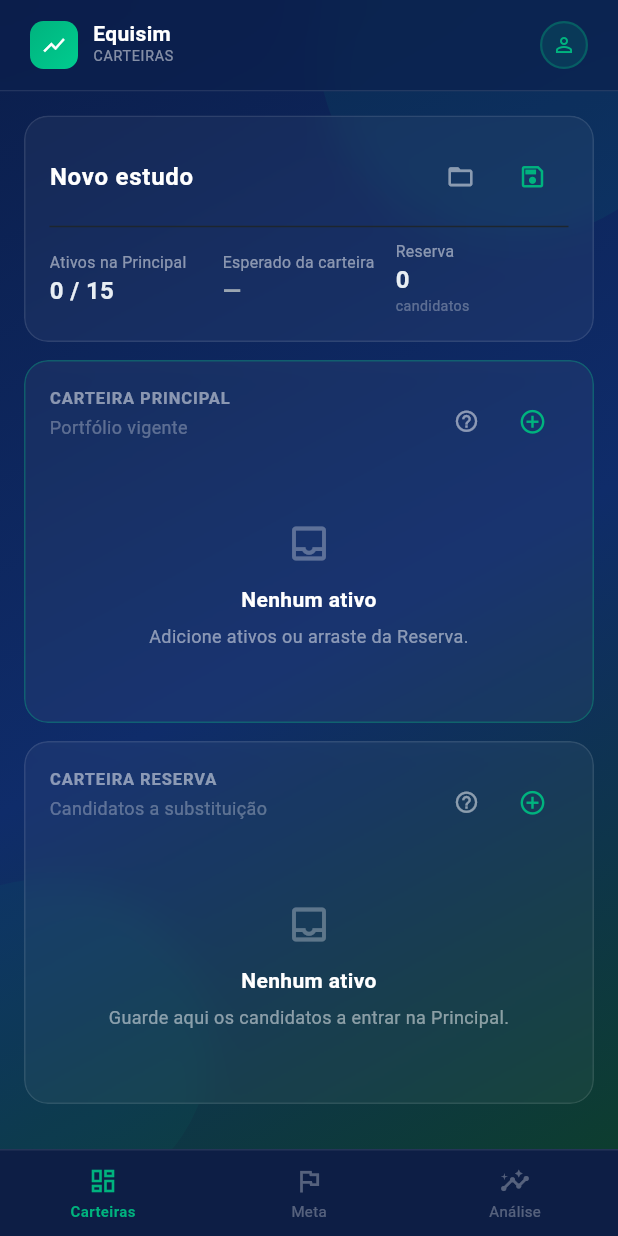
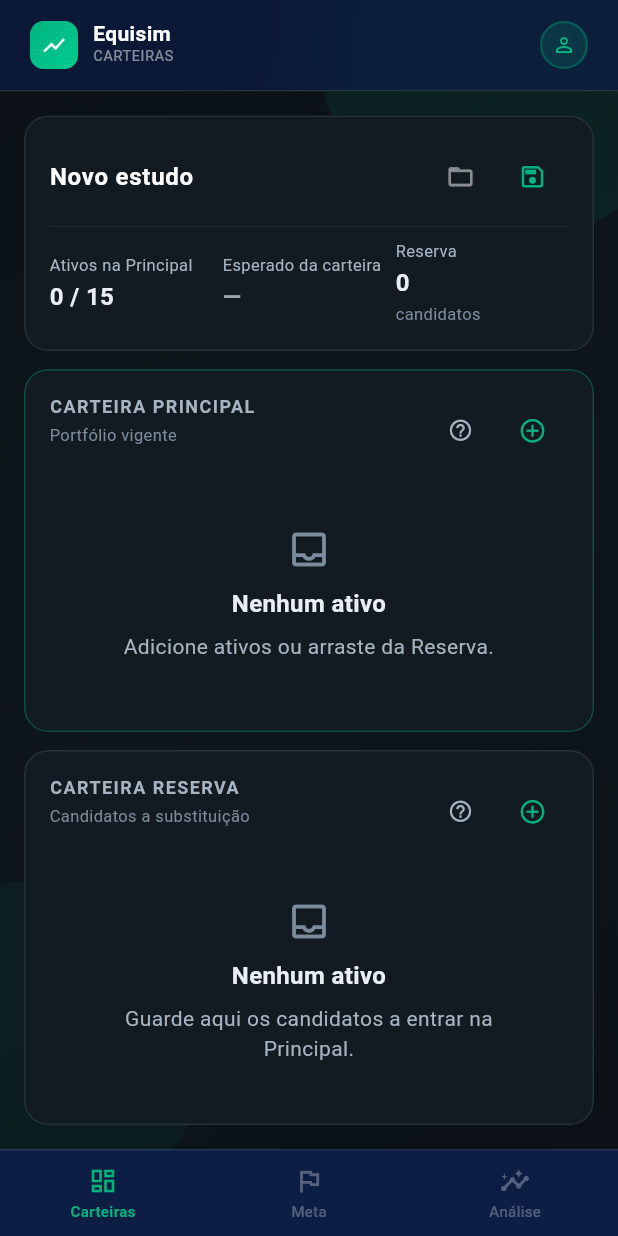
Before and after one commit to tavinskrt/equisim, a Flutter app: the AppShell screen opened directly, on a phone screen of 412 x 824 dp. Run offline on Flutter 3.47's test engine with Material 3 defaults, Android fonts, the phone set to English and light mode, and no system bars; our stand-ins replace cloud_firestore, dio, drift, drift_flutter, firebase_auth, firebase_core and 5 more; missing offline and left inert: dart:js_interop, flutter_math_fork; accounts and stored records are empty; generated files the repository leaves out were written again; network calls fail.

Commit message:
Onda 3 finalizada

```diff
--- a/lib/presentation/shared/ui_kit.dart
+++ b/lib/presentation/shared/ui_kit.dart
@@ -3,20 +3,21 @@ import 'dart:ui';
 import 'package:flutter/material.dart';
 import 'package:intl/intl.dart';
 
-import '../../utils/app_colors.dart';
 import '../components/fin_amount.dart';
 import '../theme/fin_colors.dart';
+import '../theme/fin_space.dart';
 import '../theme/fin_theme.dart';
 
 /// Formatadores compartilhados.
 abstract final class Fmt {
   /// Moeda em pt-BR por extenso: `R$ 1.234,56`.
-  static final currency =
-      NumberFormat.currency(locale: 'pt_BR', symbol: r'R$');
+  static final currency = NumberFormat.currency(locale: 'pt_BR', symbol: r'R$');
 
   /// Moeda abreviada: `R$ 1,2 mi`. Para eixo de gráfico e espaço estreito.
-  static final compactCurrency =
-      NumberFormat.compactCurrency(locale: 'pt_BR', symbol: r'R$');
+  static final compactCurrency = NumberFormat.compactCurrency(
+    locale: 'pt_BR',
+    symbol: r'R$',
+  );
 
   /// Data por extenso: `31/12/2026`.
   static final date = DateFormat('dd/MM/yyyy');
@@ -59,7 +60,11 @@ abstract final class Fmt {
   /// Valor não finito vira `—`: `NumberFormat` não lança nesse caso, ele
   /// devolve `NaN` ou `∞`, e exibir isso ao investidor é pior que admitir a
   /// ausência do dado.
-  static String percent(double fraction, {int decimals = 2, bool signed = false}) {
+  static String percent(
+    double fraction, {
+    int decimals = 2,
+    bool signed = false,
+  }) {
     final value = fraction * 100;
     if (!value.isFinite) return '—';
     final sign = signed && value > 0 ? '+' : '';
@@ -73,8 +78,9 @@ abstract final class Fmt {
 
 /// Cartão translúcido — a linguagem visual herdada do projeto anterior.
 ///
-/// O efeito de vidro depende de o fundo atrás ser o gradiente de
-/// [ScreenBackground]: sobre cor chapada o desfoque não tem o que borrar.
+/// O efeito de vidro depende de haver variação atrás: sobre cor perfeitamente
+/// chapada o desfoque não tem o que borrar. É [ScreenBackground] que fornece
+/// essa variação.
 class GlassCard extends StatelessWidget {
   /// Conteúdo do cartão.
   final Widget child;
@@ -82,39 +88,45 @@ class GlassCard extends StatelessWidget {
   /// Espaçamento interno.
   final EdgeInsetsGeometry padding;
 
-  /// Tema corrente. Recebido por parâmetro, não lido do contexto, para manter
-  /// o kit testável fora de uma árvore de tema completa.
-  final bool isLight;
-
-  /// Contorno alternativo, para destacar estado. Sem ele, usa
-  /// `AppColors.surfaceBorder`.
+  /// Contorno alternativo, para destacar estado. Sem ele, usa a borda padrão
+  /// da paleta.
   final Color? borderColor;
 
   /// Declara o cartão.
   const GlassCard({
     super.key,
     required this.child,
-    required this.isLight,
-    this.padding = const EdgeInsets.all(16),
+    this.padding = FinSpace.cardPadding,
     this.borderColor,
   });
 
   @override
   Widget build(BuildContext context) {
-    return ClipRRect(
+    final c = context.fin;
+
+    // `RepaintBoundary` aqui, e nao no ponto de uso, porque a garantia precisa
+    // ser LOCAL ao componente.
+    //
+    // `ListView` ja envolve os filhos DIRETOS em fronteira de repintura
+    // (`addRepaintBoundaries` e `true` por padrao), mas um cartao aninhado --
+    // como os de dentro de `_ComparisonBody`, na tela de backtest -- fica sob
+    // a fronteira do irmao mais externo e repinta junto com ele. Sem isto,
+    // rolar a tela reprocessa o desfoque de seis ou sete cartoes por quadro,
+    // e o alvo web deste projeto e onde mais custa.
+    return RepaintBoundary(
+      child: ClipRRect(
         borderRadius: BorderRadius.circular(16),
         child: BackdropFilter(
           filter: ImageFilter.blur(sigmaX: 12, sigmaY: 12),
           child: Container(
             padding: padding,
             decoration: BoxDecoration(
-            color: AppColors.surface(isLight),
+              color: c.surface,
               borderRadius: BorderRadius.circular(16),
-            border: Border.all(
-              color: borderColor ?? AppColors.surfaceBorder(isLight),
-            ),
+              border: Border.all(color: borderColor ?? c.border),
             ),
             child: child,
+          ),
         ),
       ),
     );
@@ -133,20 +145,19 @@ class SectionHeader extends StatelessWidget {
   /// Widget alinhado à direita — tipicamente um botão ou um [HintIcon].
   final Widget? trailing;
 
-  /// Tema corrente.
-  final bool isLight;
-
   /// Declara o cabeçalho.
   const SectionHeader({
     super.key,
     required this.title,
-    required this.isLight,
     this.subtitle,
     this.trailing,
   });
 
   @override
   Widget build(BuildContext context) {
+    final c = context.fin;
+    final t = context.finType;
+
     return Row(
       crossAxisAlignment: CrossAxisAlignment.start,
       children: [
@@ -156,21 +167,13 @@ class SectionHeader extends StatelessWidget {
             children: [
               Text(
                 title.toUpperCase(),
-                style: TextStyle(
-                  fontSize: 11,
-                  fontWeight: FontWeight.bold,
-                  letterSpacing: 0.6,
-                  color: AppColors.textSecondary(isLight),
-                ),
+                style: t.label.copyWith(color: c.textSecondary),
               ),
               if (subtitle != null) ...[
-                const SizedBox(height: 3),
+                const Gap.xs(),
                 Text(
                   subtitle!,
-                  style: TextStyle(
-                    fontSize: 12,
-                    color: AppColors.textMuted(isLight),
-                  ),
+                  style: t.caption.copyWith(color: c.textTertiary),
                 ),
               ],
             ],
@@ -201,50 +204,37 @@ class MetricTile extends StatelessWidget {
   /// reprovado em contraste, chegava a todo número positivo da interface.
   final FinTrend trend;
 
-  /// Tema corrente.
-  final bool isLight;
-
   /// Declara o bloco de métrica.
   const MetricTile({
     super.key,
     required this.label,
     required this.value,
-    required this.isLight,
     this.hint,
     this.trend = FinTrend.neutral,
   });
 
   @override
   Widget build(BuildContext context) {
+    final c = context.fin;
+    final t = context.finType;
+
     return Column(
       crossAxisAlignment: CrossAxisAlignment.start,
       mainAxisSize: MainAxisSize.min,
       children: [
-        Text(
-          label,
-          style: TextStyle(
-            fontSize: 10.5,
-            color: AppColors.textSecondary(isLight),
-          ),
-        ),
-        const SizedBox(height: 2),
+        Text(label, style: t.caption.copyWith(color: c.textSecondary)),
+        const Gap.xs(),
         // O valor passa por `FinAmount`: é o que garante cifra tabular, de modo
         // que a vírgula decimal não dança de uma métrica para a outra.
         FinAmount(
           text: value,
-          style: context.finType.numMd,
+          style: t.numMd,
           trend: trend,
           align: TextAlign.left,
         ),
         if (hint != null) ...[
-          const SizedBox(height: 1),
-          Text(
-            hint!,
-            style: TextStyle(
-              fontSize: 9.5,
-              color: AppColors.textMuted(isLight),
-            ),
-          ),
+          const Gap.xs(),
+          Text(hint!, style: t.caption.copyWith(color: c.textTertiary)),
         ],
       ],
     );
@@ -263,44 +253,45 @@ class NoticeBanner extends StatelessWidget {
   /// Ícone à esquerda.
   final IconData icon;
 
-  /// Cor do ícone e do contorno. Segue a semântica de [AppColors]:
-  /// `danger` para falha, `warning` para número que pede ressalva.
-  final Color color;
-
-  /// Tema corrente.
-  final bool isLight;
+  /// Direção do aviso, que escolhe a cor e o fundo tonal.
+  ///
+  /// Substituiu o antigo `color: Color`, cujo valor-padrão era um âmbar
+  /// (`#F59E0B`) que a paleta não conhecia — nem `warning` nem `warningDark`.
+  /// Era um literal que ninguém podia corrigir de um lugar só.
+  final FinTrend trend;
 
   /// Declara a faixa de aviso.
   const NoticeBanner({
     super.key,
     required this.message,
-    required this.isLight,
     this.icon = Icons.info_outline,
-    this.color = const Color(0xFFF59E0B),
+    this.trend = FinTrend.caution,
   });
 
   @override
   Widget build(BuildContext context) {
+    final c = context.fin;
+    final accent = c.forTrend(trend);
+
     return Container(
-      padding: const EdgeInsets.symmetric(horizontal: 12, vertical: 10),
+      padding: const EdgeInsets.symmetric(
+        horizontal: FinSpace.md,
+        vertical: FinSpace.sm,
+      ),
       decoration: BoxDecoration(
-        color: color.withValues(alpha: 0.12),
+        color: c.surfaceForTrend(trend),
         borderRadius: BorderRadius.circular(10),
-        border: Border.all(color: color.withValues(alpha: 0.35)),
+        border: Border.all(color: accent.withValues(alpha: 0.35)),
       ),
       child: Row(
         crossAxisAlignment: CrossAxisAlignment.start,
         children: [
-          Icon(icon, size: 15, color: color),
-          const SizedBox(width: 8),
+          Icon(icon, size: 15, color: accent),
+          const Gap.sm(axis: Axis.horizontal),
           Expanded(
             child: Text(
               message,
-              style: TextStyle(
-                fontSize: 11.5,
-                height: 1.35,
-                color: AppColors.textPrimary(isLight),
-              ),
+              style: context.finType.bodySm.copyWith(color: c.textPrimary),
             ),
           ),
         ],
@@ -323,49 +314,40 @@ class EmptyState extends StatelessWidget {
   /// Ação sugerida — o botão que resolve o vazio.
   final Widget? action;
 
-  /// Tema corrente.
-  final bool isLight;
-
   /// Declara o estado vazio.
   const EmptyState({
     super.key,
     required this.icon,
     required this.title,
     required this.message,
-    required this.isLight,
     this.action,
   });
 
   @override
   Widget build(BuildContext context) {
+    final c = context.fin;
+    final t = context.finType;
+
     return Center(
       child: Padding(
-        padding: const EdgeInsets.all(28),
+        padding: const EdgeInsets.all(FinSpace.xl),
         child: Column(
           mainAxisSize: MainAxisSize.min,
           children: [
-            Icon(icon, size: 30, color: AppColors.textMuted(isLight)),
-            const SizedBox(height: 12),
+            Icon(icon, size: 30, color: c.textTertiary),
+            const Gap.md(),
             Text(
               title,
               textAlign: TextAlign.center,
-              style: TextStyle(
-                fontSize: 14,
-                fontWeight: FontWeight.bold,
-                color: AppColors.textPrimary(isLight),
+              style: t.titleSm.copyWith(color: c.textPrimary),
             ),
-            ),
-            const SizedBox(height: 6),
+            const Gap.sm(),
             Text(
               message,
               textAlign: TextAlign.center,
-              style: TextStyle(
-                fontSize: 12,
-                height: 1.4,
-                color: AppColors.textSecondary(isLight),
+              style: t.bodyMd.copyWith(color: c.textSecondary),
             ),
-            ),
-            if (action != null) ...[const SizedBox(height: 16), action!],
+            if (action != null) ...[const Gap.lg(), action!],
           ],
         ),
       ),
@@ -374,50 +356,55 @@ class EmptyState extends StatelessWidget {
 }
 
 /// Fundo padrão das telas, com os círculos decorativos da identidade visual.
+///
+/// O degradê agora percorre `canvas -> surfaceSunken -> canvas`, e não mais o
+/// azul-marinho ao verde-petróleo da paleta anterior. É uma atenuação
+/// deliberada: os dois tons já passam pelo teste de contraste, o que o par
+/// antigo não garantia, e o resultado é a variação mínima de que o
+/// [GlassCard] precisa para ter o que desfocar — sem o degradê competir com os
+/// números.
 class ScreenBackground extends StatelessWidget {
   /// Conteúdo da tela.
   final Widget child;
 
-  /// Tema corrente.
-  final bool isLight;
-
-  /// Declara o fundo. Envolva a tela inteira com ele: é o que dá a
-  /// [GlassCard] algo para desfocar.
-  const ScreenBackground({
-    super.key,
-    required this.child,
-    required this.isLight,
-  });
+  /// Declara o fundo. Envolva a tela inteira com ele.
+  const ScreenBackground({super.key, required this.child});
 
   @override
   Widget build(BuildContext context) {
-    return Container(
-      width: double.infinity,
-      height: double.infinity,
-      decoration: BoxDecoration(gradient: AppColors.backgroundGradient(isLight)),
+    final c = context.fin;
+
+    return DecoratedBox(
+      decoration: BoxDecoration(
+        gradient: LinearGradient(
+          begin: Alignment.topLeft,
+          end: Alignment.bottomRight,
+          colors: [c.canvas, c.surfaceSunken, c.canvas],
+          stops: const [0.0, 0.55, 1.0],
+        ),
+      ),
+      child: Stack(
+        children: [
+          // Os dois círculos não mudam com a rolagem nem com o conteúdo. Sem a
+          // fronteira, eles repintam a cada quadro junto com a lista.
+          RepaintBoundary(
+            child: SizedBox.expand(
               child: Stack(
                 children: [
                   Positioned(
                     top: -100,
                     right: -60,
-            child: Container(
-              width: 260,
-              height: 260,
-              decoration: BoxDecoration(
-                shape: BoxShape.circle,
-                color: AppColors.primary.withValues(alpha: 0.07),
-              ),
-            ),
+                    child: _Halo(color: c.brand.withValues(alpha: 0.07)),
                   ),
                   Positioned(
                     bottom: -40,
                     left: -80,
-            child: Container(
-              width: 220,
-              height: 220,
-              decoration: BoxDecoration(
-                shape: BoxShape.circle,
-                color: AppColors.primary.withValues(alpha: 0.05),
+                    child: _Halo(
+                      size: 220,
+                      color: c.brand.withValues(alpha: 0.05),
+                    ),
+                  ),
+                ],
               ),
             ),
           ),
@@ -426,6 +413,21 @@ class ScreenBackground extends StatelessWidget {
       ),
     );
   }
+}
+
+/// Círculo decorativo do fundo.
+class _Halo extends StatelessWidget {
+  final double size;
+  final Color color;
+
+  const _Halo({this.size = 260, required this.color});
+
+  @override
+  Widget build(BuildContext context) => Container(
+    width: size,
+    height: size,
+    decoration: BoxDecoration(shape: BoxShape.circle, color: color),
+  );
 }
 
 /// Verbete de glossário: o rótulo tal como aparece no cartão e o que ele diz.
@@ -456,15 +458,11 @@ class HintIcon extends StatelessWidget {
   /// Verbetes exibidos, na ordem em que aparecem.
   final List<HintEntry> entries;
 
-  /// Tema corrente.
-  final bool isLight;
-
   /// Declara o ícone de ajuda.
   const HintIcon({
     super.key,
     required this.title,
     required this.entries,
-    required this.isLight,
     this.intro,
   });
 
@@ -472,37 +470,33 @@ class HintIcon extends StatelessWidget {
   Widget build(BuildContext context) {
     return IconButton(
       tooltip: 'O que significa cada indicador',
-      visualDensity: VisualDensity.compact,
+      // 48 dp explícitos: `VisualDensity.compact` encolheria o alvo para 40.
+      constraints: const BoxConstraints(minWidth: 48, minHeight: 48),
       padding: EdgeInsets.zero,
-      constraints: const BoxConstraints(minWidth: 32, minHeight: 32),
       icon: Icon(
         Icons.help_outline,
         size: 17,
-        color: AppColors.textSecondary(isLight),
+        color: context.fin.textSecondary,
       ),
       onPressed: () => _openGlossary(context),
     );
   }
 
   void _openGlossary(BuildContext context) {
+    final c = context.fin;
+    final t = context.finType;
+
     showDialog<void>(
       context: context,
       builder: (dialogContext) => BackdropFilter(
         filter: ImageFilter.blur(sigmaX: 8, sigmaY: 8),
         child: AlertDialog(
-          backgroundColor: isLight ? Colors.white : const Color(0xFF0D1E3A),
+          backgroundColor: c.surfaceRaised,
           shape: RoundedRectangleBorder(
             borderRadius: BorderRadius.circular(16),
-            side: BorderSide(color: AppColors.surfaceBorder(isLight)),
+            side: BorderSide(color: c.border),
           ),
-          title: Text(
-            title,
-            style: TextStyle(
-              fontSize: 15,
-              fontWeight: FontWeight.bold,
-              color: AppColors.textPrimary(isLight),
-            ),
-          ),
+          title: Text(title, style: t.titleSm.copyWith(color: c.textPrimary)),
           content: SizedBox(
             width: 420,
             child: SingleChildScrollView(
@@ -513,36 +507,29 @@ class HintIcon extends StatelessWidget {
                   if (intro != null) ...[
                     Text(
                       intro!,
-                      style: TextStyle(
-                        fontSize: 12,
-                        height: 1.45,
-                        color: AppColors.textSecondary(isLight),
+                      style: t.bodySm.copyWith(color: c.textSecondary),
                     ),
-                    ),
-                    const SizedBox(height: 14),
+                    const Gap.md(),
                   ],
                   for (final entry in entries)
                     Padding(
-                      padding: const EdgeInsets.only(bottom: 12),
+                      padding: const EdgeInsets.only(bottom: FinSpace.md),
                       child: Column(
                         crossAxisAlignment: CrossAxisAlignment.start,
                         children: [
                           Text(
                             entry.term,
-                            style: const TextStyle(
-                              fontSize: 12.5,
+                            // `positive` e não `brand`: este é texto, e a cor
+                            // de marca não tem contraste garantido para texto.
+                            style: t.bodySm.copyWith(
                               fontWeight: FontWeight.w600,
-                              color: AppColors.primary,
+                              color: c.positive,
                             ),
                           ),
-                          const SizedBox(height: 2),
+                          const Gap.xs(),
                           Text(
                             entry.description,
-                            style: TextStyle(
-                              fontSize: 11.5,
-                              height: 1.45,
-                              color: AppColors.textSecondary(isLight),
-                            ),
+                            style: t.caption.copyWith(color: c.textSecondary),
                           ),
                         ],
                       ),
@@ -554,9 +541,9 @@ class HintIcon extends StatelessWidget {
           actions: [
             TextButton(
               onPressed: () => Navigator.of(dialogContext).pop(),
-              child: const Text(
+              child: Text(
                 'Entendi',
-                style: TextStyle(color: AppColors.primary),
+                style: t.bodyMd.copyWith(color: c.positive),
               ),
             ),
           ],
--- a/lib/presentation/shell/app_shell.dart
+++ b/lib/presentation/shell/app_shell.dart
@@ -40,7 +40,6 @@ class _AppShellState extends ConsumerState<AppShell> {
 
     return Scaffold(
       body: ScreenBackground(
-        isLight: isLight,
         child: SafeArea(
           child: Stack(
             children: [
--- a/lib/presentation/study/asset_picker.dart
+++ b/lib/presentation/study/asset_picker.dart
@@ -72,7 +72,6 @@ class _AssetPickerSheetState extends ConsumerState<_AssetPickerSheet> {
             ),
             const SizedBox(height: 14),
             SectionHeader(
-              isLight: isLight,
               title: widget.toPrincipal
                   ? 'Adicionar à Principal'
                   : 'Adicionar à Reserva',
@@ -105,7 +104,6 @@ class _AssetPickerSheetState extends ConsumerState<_AssetPickerSheet> {
                 loading: () =>
                     const Center(child: CircularProgressIndicator()),
                 error: (error, _) => EmptyState(
-                  isLight: isLight,
                   icon: Icons.cloud_off,
                   title: 'Universo indisponível',
                   message: 'Não foi possível carregar a lista de ações da B3.',
@@ -119,7 +117,6 @@ class _AssetPickerSheetState extends ConsumerState<_AssetPickerSheet> {
 
                   if (filtered.isEmpty) {
                     return EmptyState(
-                      isLight: isLight,
                       icon: Icons.search_off,
                       title: 'Nada encontrado',
                       message: 'Nenhuma ação corresponde a "$_query".',
--- a/lib/presentation/study/study_page.dart
+++ b/lib/presentation/study/study_page.dart
@@ -88,7 +88,6 @@ class StudyPage extends ConsumerWidget {
             const SizedBox(height: 12),
             if (concentration.hasAlert) ...[
               NoticeBanner(
-                isLight: isLight,
                 icon: Icons.account_balance_outlined,
                 message: _concentrationMessage(concentration),
               ),
@@ -166,7 +165,6 @@ class _StudyHeader extends ConsumerWidget {
         weightedUpside != null && weightedUpside > marketCagr * 3;
 
     return GlassCard(
-      isLight: isLight,
       child: Column(
         crossAxisAlignment: CrossAxisAlignment.start,
         children: [
@@ -229,7 +227,6 @@ class _StudyHeader extends ConsumerWidget {
             children: [
               Expanded(
                 child: MetricTile(
-                  isLight: isLight,
                   label: 'Ativos na Principal',
                   value:
                       '${state.study.principal.length}'
@@ -238,7 +235,6 @@ class _StudyHeader extends ConsumerWidget {
               ),
               Expanded(
                 child: MetricTile(
-                  isLight: isLight,
                   label: 'Esperado da carteira',
                   value: weightedUpside == null
                       ? '—'
@@ -263,7 +259,6 @@ class _StudyHeader extends ConsumerWidget {
               ),
               Expanded(
                 child: MetricTile(
-                  isLight: isLight,
                   label: 'Reserva',
                   value: '${state.study.reserva.length}',
                   hint: 'candidatos',
@@ -274,9 +269,8 @@ class _StudyHeader extends ConsumerWidget {
           if (isImplausible) ...[
             const SizedBox(height: 12),
             NoticeBanner(
-              isLight: isLight,
               icon: Icons.warning_amber_rounded,
-              color: isLight ? AppColors.warning : AppColors.warningDark,
+              trend: FinTrend.caution,
               message:
                   'O esperado da carteira está em '
                   '${Fmt.percent(weightedUpside, decimals: 0, signed: true)}, '
@@ -346,7 +340,6 @@ class _SavedStudiesSheet extends ConsumerWidget {
             crossAxisAlignment: CrossAxisAlignment.stretch,
             children: [
               SectionHeader(
-                isLight: isLight,
                 title: 'Estudos salvos',
                 subtitle: 'Abrir recarrega as duas carteiras e a meta',
                 trailing: TextButton.icon(
@@ -366,14 +359,12 @@ class _SavedStudiesSheet extends ConsumerWidget {
                     child: Center(child: CircularProgressIndicator()),
                   ),
                   error: (error, _) => EmptyState(
-                    isLight: isLight,
                     icon: Icons.error_outline,
                     title: 'Não foi possível listar',
                     message: '$error',
                   ),
                   data: (list) => list.isEmpty
                       ? EmptyState(
-                          isLight: isLight,
                           icon: Icons.folder_off_outlined,
                           title: 'Nenhum estudo salvo',
                           message:
@@ -511,7 +502,6 @@ class _PortfolioColumn extends ConsumerWidget {
             _removeColumnWidth;
         final compact = columnWidth - fixo < nomeMinimo;
         return GlassCard(
-          isLight: isLight,
           borderColor: isHovered
               ? AppColors.primary
               : (isPrincipal
@@ -521,7 +511,6 @@ class _PortfolioColumn extends ConsumerWidget {
             crossAxisAlignment: CrossAxisAlignment.stretch,
             children: [
               SectionHeader(
-                isLight: isLight,
                 title: isPrincipal ? 'Carteira Principal' : 'Carteira Reserva',
                 subtitle: isPrincipal
                     ? 'Portfólio vigente'
@@ -530,7 +519,6 @@ class _PortfolioColumn extends ConsumerWidget {
                   mainAxisSize: MainAxisSize.min,
                   children: [
                     HintIcon(
-                      isLight: isLight,
                       title: 'Colunas desta lista',
                       intro:
                           'O potencial vem do valuation de cada ativo, '
@@ -612,7 +600,6 @@ class _PortfolioColumn extends ConsumerWidget {
                 ConstrainedBox(
                   constraints: const BoxConstraints(minHeight: 150),
                   child: EmptyState(
-                    isLight: isLight,
                     icon: isHovered
                         ? Icons.download_outlined
                         : Icons.inbox_outlined,
@@ -631,9 +618,9 @@ class _PortfolioColumn extends ConsumerWidget {
                 ),
                 ...portfolio.entries.values.map(
                   (entry) => _AssetRow(
+                    isLight: isLight,
                     entry: entry,
                     isPrincipal: isPrincipal,
-                    isLight: isLight,
                     weightWidth: widths.weight,
                     upsideWidth: widths.upside,
                     compact: compact,
```
Also changed, not shown: lib/presentation/backtest/backtest_page.dart (+33 -64 lines), lib/presentation/goals/goal_page.dart (+29 -37 lines), lib/presentation/shared/charts.dart (+9 -6 lines), lib/presentation/valuation/valuation_page.dart (+15 -46 lines), 3 other files. Lines whose indentation alone changed are shown as unchanged.
